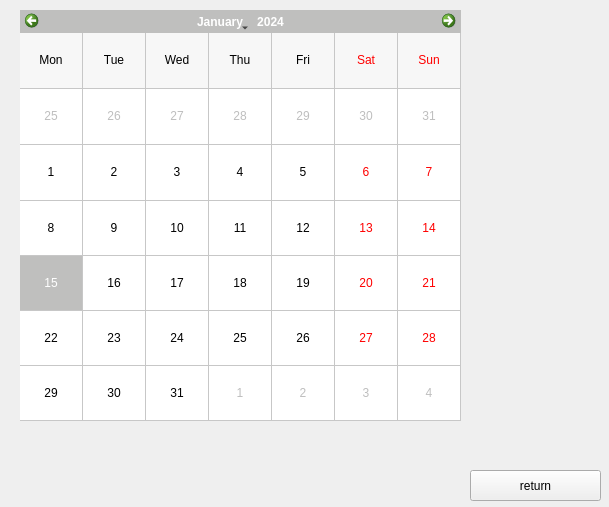
The window that Comcalen/EmployeeCalendar.ui (Rolkarolka/Comcalen) describes before a commit, drawn with Qt 5.
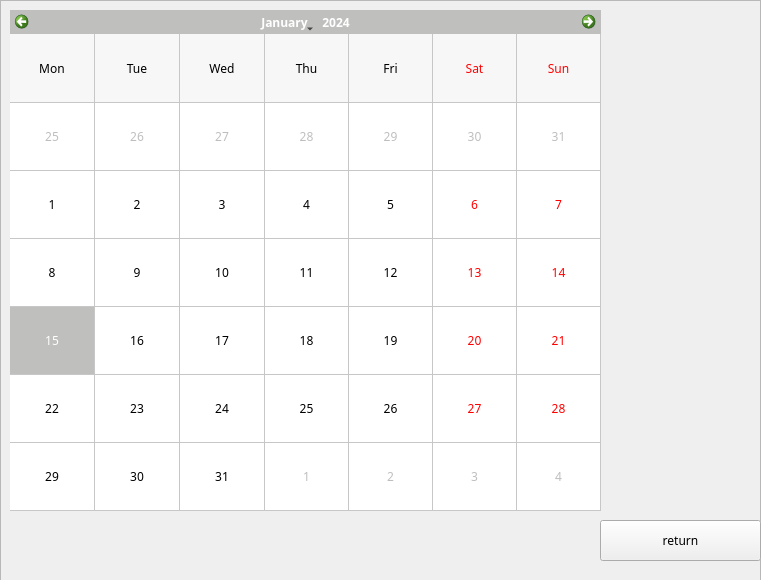
The same window after the commit. Icons and pictures are not drawn.

Diff of the .ui file:
```diff
--- a/Comcalen/EmployeeCalendar.ui
+++ b/Comcalen/EmployeeCalendar.ui
@@ -6,8 +6,8 @@
    <rect>
     <x>0</x>
     <y>0</y>
-    <width>609</width>
-    <height>507</height>
+    <width>761</width>
+    <height>580</height>
    </rect>
   </property>
   <property name="palette">
@@ -50,26 +50,31 @@
   <property name="windowTitle">
    <string>EmployeeCalendar</string>
   </property>
-  <widget class="QPushButton" name="return_from_ec">
+  <widget class="QFrame" name="frame">
    <property name="geometry">
     <rect>
-     <x>470</x>
-     <y>470</y>
-     <width>131</width>
-     <height>31</height>
+     <x>0</x>
+     <y>0</y>
+     <width>761</width>
+     <height>581</height>
     </rect>
    </property>
-   <property name="text">
-    <string>return</string>
+   <property name="styleSheet">
+    <string notr="true">QFrame{background:url(:/Comcalen/background.jpg)}url(:/Comcalen/background.jpg)</string>
    </property>
-  </widget>
+   <property name="frameShape">
+    <enum>QFrame::StyledPanel</enum>
+   </property>
+   <property name="frameShadow">
+    <enum>QFrame::Raised</enum>
+   </property>
   <widget class="QCalendarWidget" name="calendar_employee">
    <property name="geometry">
     <rect>
-     <x>20</x>
+      <x>10</x>
      <y>10</y>
-     <width>441</width>
-     <height>411</height>
+      <width>591</width>
+      <height>501</height>
     </rect>
    </property>
    <property name="palette">
@@ -163,6 +168,11 @@
      </disabled>
     </palette>
    </property>
+    <property name="font">
+     <font>
+      <family>Copperplate Gothic Bold</family>
+     </font>
+    </property>
    <property name="styleSheet">
     <string notr="true"/>
    </property>
@@ -173,6 +183,25 @@
     <enum>QCalendarWidget::NoVerticalHeader</enum>
    </property>
   </widget>
+   <widget class="QPushButton" name="return_from_ec">
+    <property name="geometry">
+     <rect>
+      <x>600</x>
+      <y>520</y>
+      <width>161</width>
+      <height>41</height>
+     </rect>
+    </property>
+    <property name="font">
+     <font>
+      <family>Copperplate Gothic Bold</family>
+     </font>
+    </property>
+    <property name="text">
+     <string>return</string>
+    </property>
+   </widget>
+  </widget>
  </widget>
  <layoutdefault spacing="6" margin="11"/>
  <resources/>
```
Left out of the diff: 4 changed lines with no effect on the pictures. Lines whose indentation alone changed are shown as unchanged.
